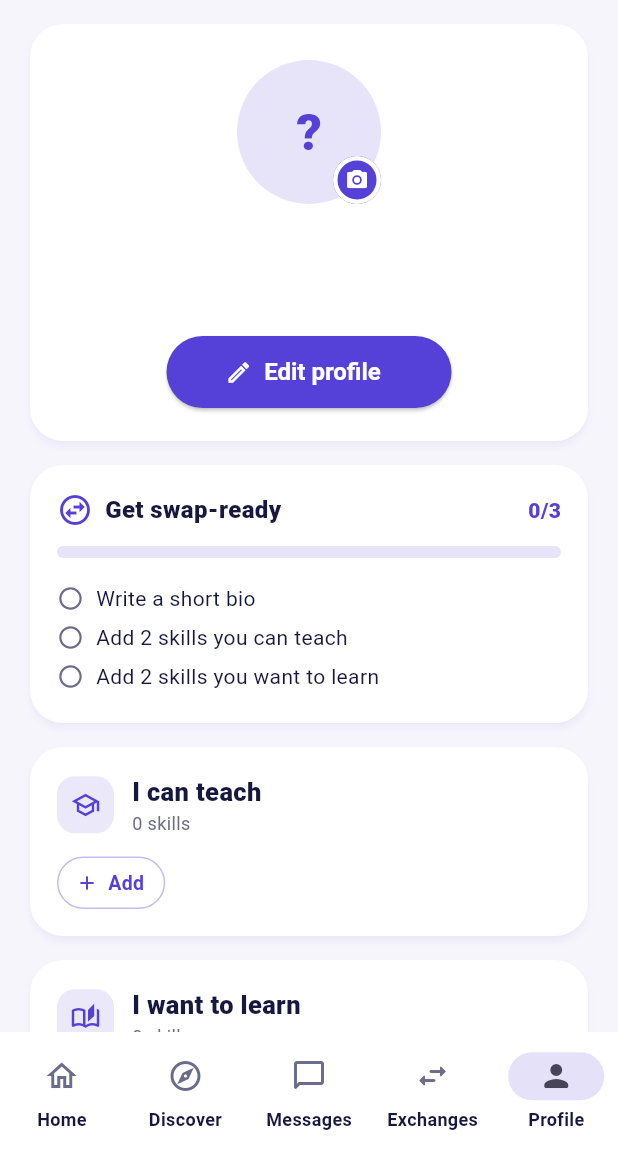
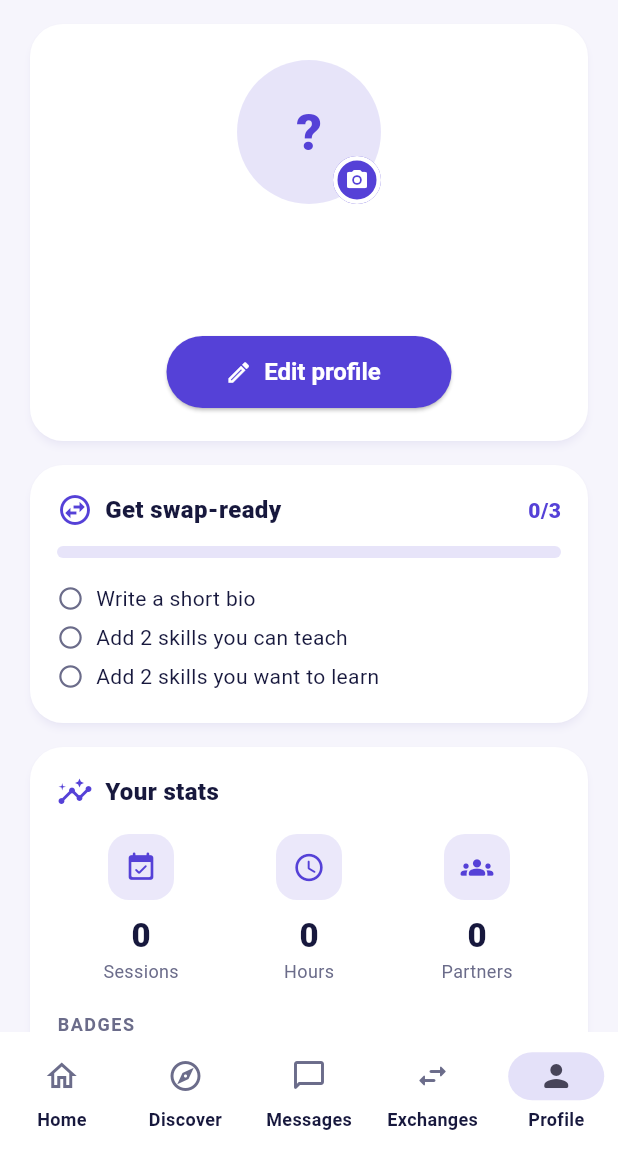
Before and after one commit to azizjouini724/skillswap, a Flutter app: the screen it shows once a user with an empty profile is signed in, item 5 of the bottom bar chosen, on a phone screen of 412 x 824 dp, the part 84-1236 px from its top. Run offline on Flutter 3.47's test engine with Material 3 defaults, Android fonts, the phone set to English and light mode, and no system bars; our stand-ins replace cloud_firestore, dartz, equatable, firebase_auth, firebase_core, flutter_bloc and 5 more; accounts and stored records are empty; generated files the repository leaves out were written again.

Commit message:
feat(presence,stats): online status via lastSeen, stats and badges

```diff
--- a/lib/features/home/presentation/pages/main_shell.dart
+++ b/lib/features/home/presentation/pages/main_shell.dart
@@ -3,13 +3,16 @@ import 'package:flutter_bloc/flutter_bloc.dart';
 import 'package:go_router/go_router.dart';
 import 'package:skillswap/features/auth/presentation/bloc/auth_bloc.dart';
 import 'package:skillswap/features/chat/presentation/bloc/chat_list_bloc.dart';
+import 'package:skillswap/features/credits/presentation/bloc/credits_bloc.dart';
 import 'package:skillswap/features/discover/presentation/bloc/discover_bloc.dart';
 import 'package:skillswap/features/exchanges/presentation/bloc/exchange_bloc.dart';
 import 'package:skillswap/features/matching/presentation/bloc/match_bloc.dart';
 import 'package:skillswap/features/notifications/presentation/bloc/notification_bloc.dart';
+import 'package:skillswap/features/presence/domain/usecases/touch_presence_usecase.dart';
+import 'package:skillswap/features/presence/presentation/widgets/presence_heartbeat.dart';
 import 'package:skillswap/features/profile/presentation/bloc/profile_bloc.dart';
 import 'package:skillswap/injection_container.dart';
-import 'package:skillswap/features/credits/presentation/bloc/credits_bloc.dart';
+
 class MainShell extends StatelessWidget {
   final StatefulNavigationShell navigationShell;
   const MainShell({super.key, required this.navigationShell});
@@ -18,7 +21,9 @@ class MainShell extends StatelessWidget {
   Widget build(BuildContext context) {
     final uid = context.read<AuthBloc>().currentUser?.uid ?? '';
 
-    return MultiBlocProvider(
+    return PresenceHeartbeat(
+      onBeat: () => sl<TouchPresenceUseCase>()(uid),
+      child: MultiBlocProvider(
         providers: [
           BlocProvider(
             create: (_) => sl<ProfileBloc>()..add(ProfileStarted(uid)),
@@ -72,7 +77,8 @@ class MainShell extends StatelessWidget {
 
                     return NavigationBar(
                       selectedIndex: navigationShell.currentIndex,
-                    onDestinationSelected: (index) => navigationShell.goBranch(
+                      onDestinationSelected: (index) =>
+                          navigationShell.goBranch(
                         index,
                         initialLocation: index == navigationShell.currentIndex,
                       ),
@@ -91,7 +97,8 @@ class MainShell extends StatelessWidget {
                           icon: Badge(
                             isLabelVisible: unread > 0,
                             label: Text('$unread'),
-                          child: const Icon(Icons.chat_bubble_outline_rounded),
+                            child:
+                                const Icon(Icons.chat_bubble_outline_rounded),
                           ),
                           selectedIcon: Badge(
                             isLabelVisible: unread > 0,
@@ -127,6 +134,7 @@ class MainShell extends StatelessWidget {
             ),
           ),
         ),
+      ),
     );
   }
 }
--- /dev/null
+++ b/lib/features/presence/domain/repositories/presence_repository.dart
@@ -0,0 +1,6 @@
+import 'package:dartz/dartz.dart';
+import 'package:skillswap/core/error/failures.dart';
+
+abstract class PresenceRepository {
+  Future<Either<Failure, Unit>> touch(String uid);
+}
--- /dev/null
+++ b/lib/features/presence/domain/usecases/touch_presence_usecase.dart
@@ -0,0 +1,13 @@
+import 'package:dartz/dartz.dart';
+import 'package:skillswap/core/error/failures.dart';
+import 'package:skillswap/features/presence/domain/repositories/presence_repository.dart';
+
+class TouchPresenceUseCase {
+  final PresenceRepository repository;
+  TouchPresenceUseCase(this.repository);
+
+  Future<Either<Failure, Unit>> call(String uid) async {
+    if (uid.isEmpty) return const Left(ValidationFailure('Missing user'));
+    return repository.touch(uid);
+  }
+}
--- /dev/null
+++ b/lib/features/presence/presentation/widgets/presence_heartbeat.dart
@@ -0,0 +1,57 @@
+import 'dart:async';
+
+import 'package:flutter/material.dart';
+
+/// Appelle [onBeat] au démarrage, toutes les 2 minutes tant que l'app est
+/// au premier plan, et à chaque retour au premier plan.
+class PresenceHeartbeat extends StatefulWidget {
+  final VoidCallback onBeat;
+  final Widget child;
+
+  const PresenceHeartbeat({
+    super.key,
+    required this.onBeat,
+    required this.child,
+  });
+
+  @override
+  State<PresenceHeartbeat> createState() => _PresenceHeartbeatState();
+}
+
+class _PresenceHeartbeatState extends State<PresenceHeartbeat>
+    with WidgetsBindingObserver {
+  static const _interval = Duration(minutes: 2);
+  Timer? _timer;
+
+  @override
+  void initState() {
+    super.initState();
+    WidgetsBinding.instance.addObserver(this);
+    _start();
+  }
+
+  void _start() {
+    _timer?.cancel();
+    widget.onBeat();
+    _timer = Timer.periodic(_interval, (_) => widget.onBeat());
+  }
+
+  @override
+  void didChangeAppLifecycleState(AppLifecycleState state) {
+    if (state == AppLifecycleState.resumed) {
+      _start();
+    } else if (state == AppLifecycleState.paused) {
+      _timer?.cancel();
+    }
+  }
+
+  @override
+  void dispose() {
+    WidgetsBinding.instance.removeObserver(this);
+    _timer?.cancel();
+    super.dispose();
+  }
+
+  @override
+  Widget build(BuildContext context) => widget.child;
+}
--- a/lib/features/profile/data/models/profile_model.dart
+++ b/lib/features/profile/data/models/profile_model.dart
@@ -1,3 +1,4 @@
+import 'package:cloud_firestore/cloud_firestore.dart';
 import 'package:skillswap/features/profile/domain/entities/profile_entity.dart';
 
 class ProfileModel extends ProfileEntity {
@@ -10,10 +11,12 @@ class ProfileModel extends ProfileEntity {
     super.photoUrl,
     super.skillsToTeach,
     super.skillsToLearn,
+    super.lastSeen,
   });
 
   factory ProfileModel.fromMap(Map<String, dynamic> map, String uid) {
     final photo = map['photoUrl'] as String?;
+    final seen = map['lastSeen'];
     return ProfileModel(
       uid: uid,
       name: map['name'] ?? '',
@@ -23,6 +26,7 @@ class ProfileModel extends ProfileEntity {
       photoUrl: (photo == null || photo.isEmpty) ? null : photo,
       skillsToTeach: List<String>.from(map['skillsToTeach'] ?? const []),
       skillsToLearn: List<String>.from(map['skillsToLearn'] ?? const []),
+      lastSeen: seen is Timestamp ? seen.toDate() : null,
     );
   }
 }
--- a/lib/features/profile/domain/entities/profile_entity.dart
+++ b/lib/features/profile/domain/entities/profile_entity.dart
@@ -12,7 +12,7 @@ class ProfileEntity extends Equatable {
   final String? photoUrl;
   final List<String> skillsToTeach;
   final List<String> skillsToLearn;
-
+  final DateTime? lastSeen;
   const ProfileEntity({
     required this.uid,
     required this.name,
@@ -22,12 +22,19 @@ class ProfileEntity extends Equatable {
     this.photoUrl,
     this.skillsToTeach = const [],
     this.skillsToLearn = const [],
+    this.lastSeen,
   });
 
   List<String> skillsOf(SkillType type) =>
       type == SkillType.teach ? skillsToTeach : skillsToLearn;
 
   bool get hasBio => bio.trim().isNotEmpty;
+  static const onlineWindow = Duration(minutes: 5);
+
+  bool isOnlineAt(DateTime now) =>
+      lastSeen != null && now.difference(lastSeen!) < onlineWindow;
+
+  bool get isOnline => isOnlineAt(DateTime.now());
   bool get hasEnoughToTeach => skillsToTeach.length >= 2;
   bool get hasEnoughToLearn => skillsToLearn.length >= 2;
 
@@ -45,6 +52,6 @@ class ProfileEntity extends Equatable {
   }
 
   @override
-  List<Object?> get props =>
-      [uid, name, email, bio, city, photoUrl, skillsToTeach, skillsToLearn];
+    List<Object?> get props =>
+      [uid, name, email, bio, city, photoUrl, skillsToTeach, skillsToLearn, lastSeen];
 }
--- a/lib/features/profile/presentation/pages/profile_page.dart
+++ b/lib/features/profile/presentation/pages/profile_page.dart
@@ -16,6 +16,9 @@ import 'package:skillswap/features/skills/presentation/widgets/skill_chip.dart';
 import 'package:go_router/go_router.dart';
 import 'package:skillswap/core/routes/app_routes.dart';
 import 'package:skillswap/features/credits/presentation/bloc/credits_bloc.dart';
+import 'package:skillswap/features/exchanges/presentation/bloc/exchange_bloc.dart';
+import 'package:skillswap/features/stats/domain/usecases/stats_calculator.dart';
+import 'package:skillswap/features/stats/presentation/widgets/stats_card.dart';
 
 class ProfilePage extends StatelessWidget {
   const ProfilePage({super.key});
@@ -222,6 +225,21 @@ class _ProfileContent extends StatelessWidget {
               ),
               const SizedBox(height: 16),
               _CompletionCard(profile: profile),
+              const SizedBox(height: 16),
+              BlocBuilder<ExchangeBloc, ExchangeState>(
+                buildWhen: (_, state) => state is! ExchangeNotice,
+                builder: (context, state) {
+                  final loaded = state is ExchangeLoaded ? state : null;
+                  return StatsCard(
+                    stats: StatsCalculator.compute(
+                      uid: profile.uid,
+                      profile: profile,
+                      exchanges: loaded?.exchanges ?? const [],
+                      sessions: loaded?.sessions ?? const [],
+                    ),
+                  );
+                },
+              ),
               const SizedBox(height: 16),
               _SkillSection(
                 type: SkillType.teach,
--- /dev/null
+++ b/lib/features/stats/domain/entities/user_stats.dart
@@ -0,0 +1,23 @@
+import 'package:equatable/equatable.dart';
+
+enum AppBadge { swapReady, firstSwap, topLearner, connector }
+
+class UserStats extends Equatable {
+  final int sessionsDone;
+  final int minutes;
+  final int partners;
+  final Set<AppBadge> badges;
+
+  const UserStats({
+    required this.sessionsDone,
+    required this.minutes,
+    required this.partners,
+    required this.badges,
+  });
+
+  double get hours => minutes / 60;
+  bool has(AppBadge badge) => badges.contains(badge);
+
+  @override
+  List<Object?> get props => [sessionsDone, minutes, partners, badges];
+}
--- /dev/null
+++ b/lib/features/stats/domain/usecases/stats_calculator.dart
@@ -0,0 +1,48 @@
+import 'package:skillswap/features/exchanges/domain/entities/exchange_entity.dart';
+import 'package:skillswap/features/exchanges/domain/entities/exchange_status.dart';
+import 'package:skillswap/features/exchanges/domain/entities/session_entity.dart';
+import 'package:skillswap/features/profile/domain/entities/profile_entity.dart';
+import 'package:skillswap/features/stats/domain/entities/user_stats.dart';
+
+class StatsCalculator {
+  static const topLearnerSessions = 5;
+  static const connectorPartners = 3;
+
+  static UserStats compute({
+    required String uid,
+    required ProfileEntity? profile,
+    required List<ExchangeEntity> exchanges,
+    required List<SessionEntity> sessions,
+  }) {
+    final done = sessions
+        .where((s) => s.involves(uid) && s.status == SessionStatus.completed)
+        .toList();
+
+    final exchangeById = {for (final e in exchanges) e.id: e};
+    final partners = <String>{};
+    for (final session in done) {
+      final exchange = exchangeById[session.exchangeId];
+      if (exchange == null) continue;
+      partners.add(exchange.isSender(uid) ? exchange.receiverId : exchange.senderId);
+    }
+
+    final minutes = done.fold<int>(0, (sum, s) => sum + s.durationMinutes);
+
+    final profileComplete = profile != null &&
+        profile.hasBio &&
+        profile.hasEnoughToTeach &&
+        profile.hasEnoughToLearn;
+
+    return UserStats(
+      sessionsDone: done.length,
+      minutes: minutes,
+      partners: partners.length,
+      badges: {
+        if (profileComplete) AppBadge.swapReady,
+        if (done.isNotEmpty) AppBadge.firstSwap,
+        if (done.length >= topLearnerSessions) AppBadge.topLearner,
+        if (partners.length >= connectorPartners) AppBadge.connector,
+      },
+    );
+  }
+}
--- /dev/null
+++ b/lib/features/stats/presentation/widgets/stats_card.dart
@@ -0,0 +1,182 @@
+import 'package:flutter/material.dart';
+import 'package:skillswap/features/stats/domain/entities/user_stats.dart';
+import 'package:skillswap/features/stats/domain/usecases/stats_calculator.dart';
+
+class StatsCard extends StatelessWidget {
+  final UserStats stats;
+  const StatsCard({super.key, required this.stats});
+
+  static String _hours(UserStats s) =>
+      s.hours.toStringAsFixed(s.minutes % 60 == 0 ? 0 : 1);
+
+  @override
+  Widget build(BuildContext context) {
+    final scheme = Theme.of(context).colorScheme;
+
+    return Card(
+      margin: EdgeInsets.zero,
+      child: Padding(
+        padding: const EdgeInsets.all(18),
+        child: Column(
+          crossAxisAlignment: CrossAxisAlignment.start,
+          children: [
+            Row(
+              children: [
+                Icon(Icons.insights_rounded, color: scheme.primary),
+                const SizedBox(width: 8),
+                const Text(
+                  'Your stats',
+                  style: TextStyle(fontWeight: FontWeight.w800, fontSize: 16),
+                ),
+              ],
+            ),
+            const SizedBox(height: 16),
+            Row(
+              children: [
+                _Stat(
+                  icon: Icons.event_available_rounded,
+                  value: '${stats.sessionsDone}',
+                  label: 'Sessions',
+                ),
+                _Stat(
+                  icon: Icons.schedule_rounded,
+                  value: _hours(stats),
+                  label: 'Hours',
+                ),
+                _Stat(
+                  icon: Icons.groups_rounded,
+                  value: '${stats.partners}',
+                  label: 'Partners',
+                ),
+              ],
+            ),
+            const SizedBox(height: 18),
+            Text(
+              'BADGES',
+              style: TextStyle(
+                fontSize: 12,
+                fontWeight: FontWeight.w700,
+                letterSpacing: 1,
+                color: scheme.onSurfaceVariant,
+              ),
+            ),
+            const SizedBox(height: 10),
+            Wrap(
+              spacing: 8,
+              runSpacing: 8,
+              children: [
+                for (final badge in AppBadge.values)
+                  _BadgeChip(badge: badge, earned: stats.has(badge)),
+              ],
+            ),
+          ],
+        ),
+      ),
+    );
+  }
+}
+
+class _Stat extends StatelessWidget {
+  final IconData icon;
+  final String value;
+  final String label;
+
+  const _Stat({required this.icon, required this.value, required this.label});
+
+  @override
+  Widget build(BuildContext context) {
+    final scheme = Theme.of(context).colorScheme;
+
+    return Expanded(
+      child: Column(
+        children: [
+          Container(
+            width: 44,
+            height: 44,
+            decoration: BoxDecoration(
+              color: scheme.primary.withValues(alpha: 0.12),
+              borderRadius: BorderRadius.circular(14),
+            ),
+            child: Icon(icon, color: scheme.primary, size: 22),
+          ),
+          const SizedBox(height: 8),
+          Text(
+            value,
+            style: const TextStyle(fontSize: 22, fontWeight: FontWeight.w800),
+          ),
+          Text(
+            label,
+            style: TextStyle(color: scheme.onSurfaceVariant, fontSize: 12),
+          ),
+        ],
+      ),
+    );
+  }
+}
+
+class _BadgeChip extends StatelessWidget {
+  final AppBadge badge;
+  final bool earned;
+
+  const _BadgeChip({required this.badge, required this.earned});
+
+  (IconData, String, String) get _info => switch (badge) {
+        AppBadge.swapReady => (
+            Icons.verified_rounded,
+            'Swap-ready',
+            'Complete your profile',
+          ),
+        AppBadge.firstSwap => (
+            Icons.rocket_launch_rounded,
+            'First Swap',
+            'Complete your first session',
+          ),
+        AppBadge.topLearner => (
+            Icons.workspace_premium_rounded,
+            'Top Learner',
+            'Complete ${StatsCalculator.topLearnerSessions} sessions',
+          ),
+        AppBadge.connector => (
+            Icons.hub_rounded,
+            'Connector',
+            'Swap with ${StatsCalculator.connectorPartners} different people',
+          ),
+      };
+
+  @override
+  Widget build(BuildContext context) {
+    final scheme = Theme.of(context).colorScheme;
+    final (icon, title, hint) = _info;
+    final color = earned ? scheme.primary : scheme.onSurfaceVariant;
+
+    return Tooltip(
+      message: earned ? title : hint,
+      triggerMode: TooltipTriggerMode.tap,
+      child: Container(
+        padding: const EdgeInsets.fromLTRB(10, 8, 14, 8),
+        decoration: BoxDecoration(
+          color: earned
+              ? scheme.primary.withValues(alpha: 0.14)
+              : scheme.onSurfaceVariant.withValues(alpha: 0.08),
+          borderRadius: BorderRadius.circular(24),
+        ),
+        child: Row(
+          mainAxisSize: MainAxisSize.min,
+          children: [
+            Icon(earned ? icon : Icons.lock_outline_rounded,
+                size: 18, color: color),
+            const SizedBox(width: 6),
+            Text(
+              title,
+              style: TextStyle(
+                fontWeight: FontWeight.w700,
+                fontSize: 13,
+                color: color,
+              ),
+            ),
+          ],
+        ),
+      ),
+    );
+  }
+}
```
Also changed, not shown: lib/core/utils/format_utils.dart (+9 -0 lines), lib/features/discover/presentation/pages/public_profile_page.dart (+4 -7 lines), lib/features/discover/presentation/widgets/discover_profile_card.dart (+3 -7 lines), lib/features/matching/presentation/pages/smart_match_page.dart (+5 -4 lines), lib/features/matching/presentation/widgets/match_card.dart (+3 -7 lines), lib/features/presence/data/datasources/presence_remote_datasource.dart (added, +18 -0 lines), lib/features/presence/data/repositories/presence_repository_impl.dart (added, +22 -0 lines), lib/features/profile/presentation/widgets/presence_widgets.dart (added, +71 -0 lines), lib/injection_container.dart (+14 -0 lines), 1 other file. Lines whose indentation alone changed are shown as unchanged.
